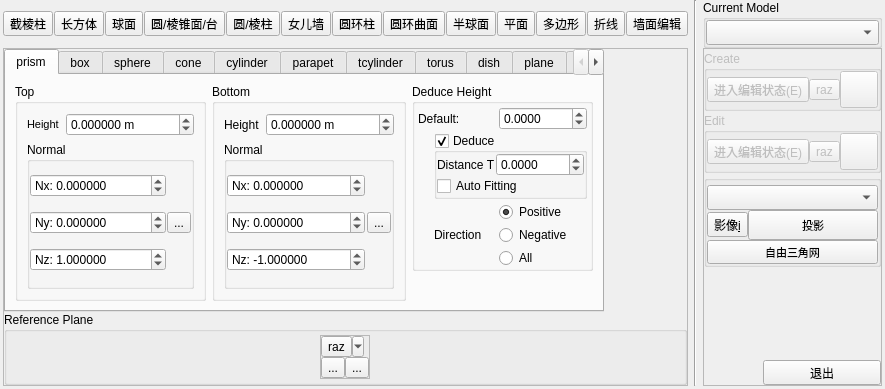
This is qCC/ui_templates/bdr3DGeometryEditPanel.ui in StOriJimmy/CloudCompare as Qt 5 draws it before an edit. The edited form follows.
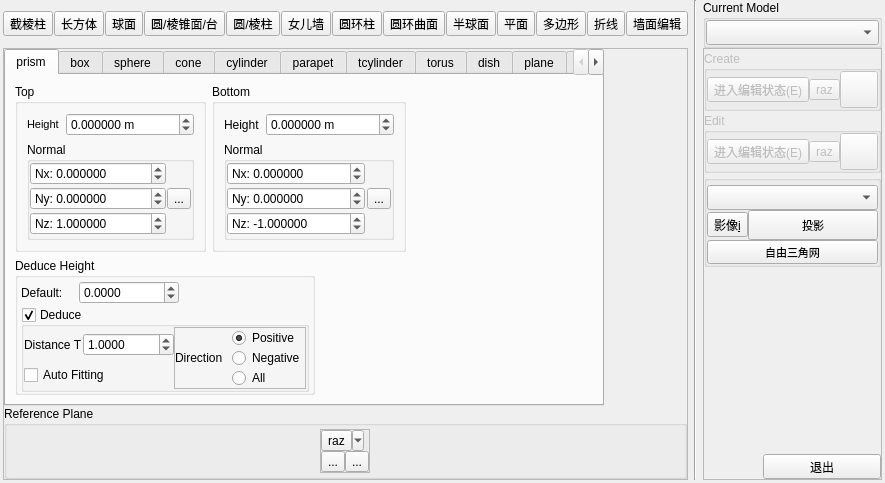
This is the edited form. Icons and pictures are not drawn.

```diff
--- a/qCC/ui_templates/bdr3DGeometryEditPanel.ui
+++ b/qCC/ui_templates/bdr3DGeometryEditPanel.ui
@@ -6,8 +6,8 @@
    <rect>
     <x>0</x>
     <y>0</y>
-    <width>708</width>
-    <height>389</height>
+    <width>632</width>
+    <height>420</height>
    </rect>
   </property>
   <property name="sizePolicy">
@@ -579,154 +579,6 @@
           <string>prism</string>
          </attribute>
          <layout class="QGridLayout" name="gridLayout_5">
-          <item row="1" column="2">
-           <spacer name="horizontalSpacer_9">
-            <property name="orientation">
-             <enum>Qt::Horizontal</enum>
-            </property>
-            <property name="sizeHint" stdset="0">
-             <size>
-              <width>40</width>
-              <height>20</height>
-             </size>
-            </property>
-           </spacer>
-          </item>
-          <item row="0" column="2">
-           <widget class="QGroupBox" name="blockCreateDeduceGroupBox">
-            <property name="title">
-             <string>Deduce Height</string>
-            </property>
-            <layout class="QGridLayout" name="gridLayout_17">
-             <property name="leftMargin">
-              <number>3</number>
-             </property>
-             <property name="topMargin">
-              <number>3</number>
-             </property>
-             <property name="rightMargin">
-              <number>3</number>
-             </property>
-             <property name="bottomMargin">
-              <number>0</number>
-             </property>
-             <property name="horizontalSpacing">
-              <number>0</number>
-             </property>
-             <property name="verticalSpacing">
-              <number>3</number>
-             </property>
-             <item row="1" column="1" colspan="2">
-              <widget class="QGroupBox" name="groupBox_5">
-               <property name="title">
-                <string>Deduce</string>
-               </property>
-               <property name="flat">
-                <bool>true</bool>
-               </property>
-               <property name="checkable">
-                <bool>true</bool>
-               </property>
-               <layout class="QGridLayout" name="gridLayout_19">
-                <property name="leftMargin">
-                 <number>0</number>
-                </property>
-                <property name="topMargin">
-                 <number>0</number>
-                </property>
-                <property name="rightMargin">
-                 <number>0</number>
-                </property>
-                <property name="bottomMargin">
-                 <number>0</number>
-                </property>
-                <property name="spacing">
-                 <number>0</number>
-                </property>
-                <item row="0" column="0">
-                 <widget class="QLabel" name="label_26">
-                  <property name="text">
-                   <string>Distance T</string>
-                  </property>
-                 </widget>
-                </item>
-                <item row="0" column="1" colspan="2">
-                 <widget class="QDoubleSpinBox" name="blockDeduceDefaultDoubleSpinBox_2">
-                  <property name="decimals">
-                   <number>4</number>
-                  </property>
-                  <property name="minimum">
-                   <double>-9999.000000000000000</double>
-                  </property>
-                  <property name="maximum">
-                   <double>9999.000000000000000</double>
-                  </property>
-                 </widget>
-                </item>
-                <item row="1" column="0" colspan="2">
-                 <widget class="QCheckBox" name="blockDeduceAutoFitCheckBox">
-                  <property name="text">
-                   <string>Auto Fitting</string>
-                  </property>
-                 </widget>
-                </item>
-               </layout>
-              </widget>
-             </item>
-             <item row="2" column="2">
-              <widget class="QRadioButton" name="blockDeducePositiveRadioButton">
-               <property name="text">
-                <string>Positive</string>
-               </property>
-               <property name="checked">
-                <bool>true</bool>
-               </property>
-              </widget>
-             </item>
-             <item row="0" column="0" colspan="2">
-              <widget class="QLabel" name="label_25">
-               <property name="text">
-                <string>Default:</string>
-               </property>
-              </widget>
-             </item>
-             <item row="0" column="2">
-              <widget class="QDoubleSpinBox" name="blockDeduceDefaultDoubleSpinBox">
-               <property name="decimals">
-                <number>4</number>
-               </property>
-               <property name="minimum">
-                <double>-9999.000000000000000</double>
-               </property>
-               <property name="maximum">
-                <double>9999.000000000000000</double>
-               </property>
-              </widget>
-             </item>
-             <item row="4" column="2">
-              <widget class="QRadioButton" name="blockDeduceNegativeRadioButton">
-               <property name="text">
-                <string>Negative</string>
-               </property>
-              </widget>
-             </item>
-             <item row="5" column="2">
-              <widget class="QRadioButton" name="blockDeduceAllRadioButton">
-               <property name="text">
-                <string>All</string>
-               </property>
-              </widget>
-             </item>
-             <item row="4" column="1">
-              <widget class="QLabel" name="label_27">
-               <property name="text">
-                <string>Direction</string>
-               </property>
-              </widget>
-             </item>
-            </layout>
-           </widget>
-          </item>
           <item row="0" column="0" rowspan="2">
            <widget class="QGroupBox" name="groupBox">
             <property name="title">
@@ -1052,6 +904,237 @@
             </layout>
            </widget>
           </item>
+          <item row="0" column="2">
+           <spacer name="horizontalSpacer_9">
+            <property name="orientation">
+             <enum>Qt::Horizontal</enum>
+            </property>
+            <property name="sizeHint" stdset="0">
+             <size>
+              <width>40</width>
+              <height>20</height>
+             </size>
+            </property>
+           </spacer>
+          </item>
+          <item row="2" column="2">
+           <spacer name="horizontalSpacer_11">
+            <property name="orientation">
+             <enum>Qt::Horizontal</enum>
+            </property>
+            <property name="sizeHint" stdset="0">
+             <size>
+              <width>40</width>
+              <height>20</height>
+             </size>
+            </property>
+           </spacer>
+          </item>
+          <item row="2" column="0" colspan="2">
+           <widget class="QGroupBox" name="blockDeduceTotalGroupBox">
+            <property name="maximumSize">
+             <size>
+              <width>300</width>
+              <height>16777215</height>
+             </size>
+            </property>
+            <property name="title">
+             <string>Deduce Height</string>
+            </property>
+            <layout class="QGridLayout" name="gridLayout_17">
+             <property name="leftMargin">
+              <number>3</number>
+             </property>
+             <property name="topMargin">
+              <number>3</number>
+             </property>
+             <property name="rightMargin">
+              <number>3</number>
+             </property>
+             <property name="bottomMargin">
+              <number>0</number>
+             </property>
+             <property name="horizontalSpacing">
+              <number>0</number>
+             </property>
+             <property name="verticalSpacing">
+              <number>3</number>
+             </property>
+             <item row="0" column="0" colspan="2">
+              <widget class="QLabel" name="label_25">
+               <property name="minimumSize">
+                <size>
+                 <width>58</width>
+                 <height>0</height>
+                </size>
+               </property>
+               <property name="text">
+                <string>Default:</string>
+               </property>
+              </widget>
+             </item>
+             <item row="0" column="2">
+              <widget class="QDoubleSpinBox" name="blockDeduceDefaultDoubleSpinBox">
+               <property name="minimumSize">
+                <size>
+                 <width>100</width>
+                 <height>0</height>
+                </size>
+               </property>
+               <property name="decimals">
+                <number>4</number>
+               </property>
+               <property name="minimum">
+                <double>-9999.000000000000000</double>
+               </property>
+               <property name="maximum">
+                <double>9999.000000000000000</double>
+               </property>
+              </widget>
+             </item>
+             <item row="2" column="0" colspan="4">
+              <widget class="QGroupBox" name="blockDeduceHeightGroupBox">
+               <property name="title">
+                <string>Deduce</string>
+               </property>
+               <property name="flat">
+                <bool>true</bool>
+               </property>
+               <property name="checkable">
+                <bool>true</bool>
+               </property>
+               <layout class="QGridLayout" name="gridLayout_19">
+                <property name="leftMargin">
+                 <number>0</number>
+                </property>
+                <property name="topMargin">
+                 <number>0</number>
+                </property>
+                <property name="rightMargin">
+                 <number>0</number>
+                </property>
+                <property name="bottomMargin">
+                 <number>0</number>
+                </property>
+                <property name="spacing">
+                 <number>0</number>
+                </property>
+                <item row="0" column="0">
+                 <widget class="QLabel" name="label_26">
+                  <property name="text">
+                   <string>Distance T</string>
+                  </property>
+                 </widget>
+                </item>
+                <item row="0" column="1" colspan="2">
+                 <widget class="QDoubleSpinBox" name="blockDeduceDistanceThresholdDoubleSpinBox">
+                  <property name="maximumSize">
+                   <size>
+                    <width>100</width>
+                    <height>16777215</height>
+                   </size>
+                  </property>
+                  <property name="decimals">
+                   <number>4</number>
+                  </property>
+                  <property name="minimum">
+                   <double>0.000000000000000</double>
+                  </property>
+                  <property name="maximum">
+                   <double>9999.000000000000000</double>
+                  </property>
+                  <property name="value">
+                   <double>1.000000000000000</double>
+                  </property>
+                 </widget>
+                </item>
+                <item row="1" column="0" colspan="2">
+                 <widget class="QCheckBox" name="blockDeduceAutoFitCheckBox">
+                  <property name="text">
+                   <string>Auto Fitting</string>
+                  </property>
+                 </widget>
+                </item>
+                <item row="0" column="3" rowspan="2">
+                 <widget class="QFrame" name="frame_4">
+                  <property name="frameShape">
+                   <enum>QFrame::StyledPanel</enum>
+                  </property>
+                  <property name="frameShadow">
+                   <enum>QFrame::Raised</enum>
+                  </property>
+                  <layout class="QGridLayout" name="gridLayout_20">
+                   <property name="leftMargin">
+                    <number>0</number>
+                   </property>
+                   <property name="topMargin">
+                    <number>0</number>
+                   </property>
+                   <property name="rightMargin">
+                    <number>0</number>
+                   </property>
+                   <property name="bottomMargin">
+                    <number>0</number>
+                   </property>
+                   <property name="horizontalSpacing">
+                    <number>9</number>
+                   </property>
+                   <property name="verticalSpacing">
+                    <number>0</number>
+                   </property>
+                   <item row="1" column="1">
+                    <widget class="QRadioButton" name="blockDeduceNegativeRadioButton">
+                     <property name="text">
+                      <string>Negative</string>
+                     </property>
+                    </widget>
+                   </item>
+                   <item row="0" column="1">
+                    <widget class="QRadioButton" name="blockDeducePositiveRadioButton">
+                     <property name="text">
+                      <string>Positive</string>
+                     </property>
+                     <property name="checked">
+                      <bool>true</bool>
+                     </property>
+                    </widget>
+                   </item>
+                   <item row="2" column="1">
+                    <widget class="QRadioButton" name="blockDeduceAllRadioButton">
+                     <property name="text">
+                      <string>All</string>
+                     </property>
+                    </widget>
+                   </item>
+                   <item row="1" column="0">
+                    <widget class="QLabel" name="label_27">
+                     <property name="text">
+                      <string>Direction</string>
+                     </property>
+                    </widget>
+                   </item>
+                  </layout>
+                 </widget>
+                </item>
+               </layout>
+              </widget>
+             </item>
+             <item row="0" column="3">
+              <spacer name="horizontalSpacer_10">
+               <property name="orientation">
+                <enum>Qt::Horizontal</enum>
+               </property>
+               <property name="sizeHint" stdset="0">
+                <size>
+                 <width>40</width>
+                 <height>20</height>
+                </size>
+               </property>
+              </spacer>
+             </item>
+            </layout>
+           </widget>
+          </item>
          </layout>
         </widget>
         <widget class="QWidget" name="tab_box">
```
